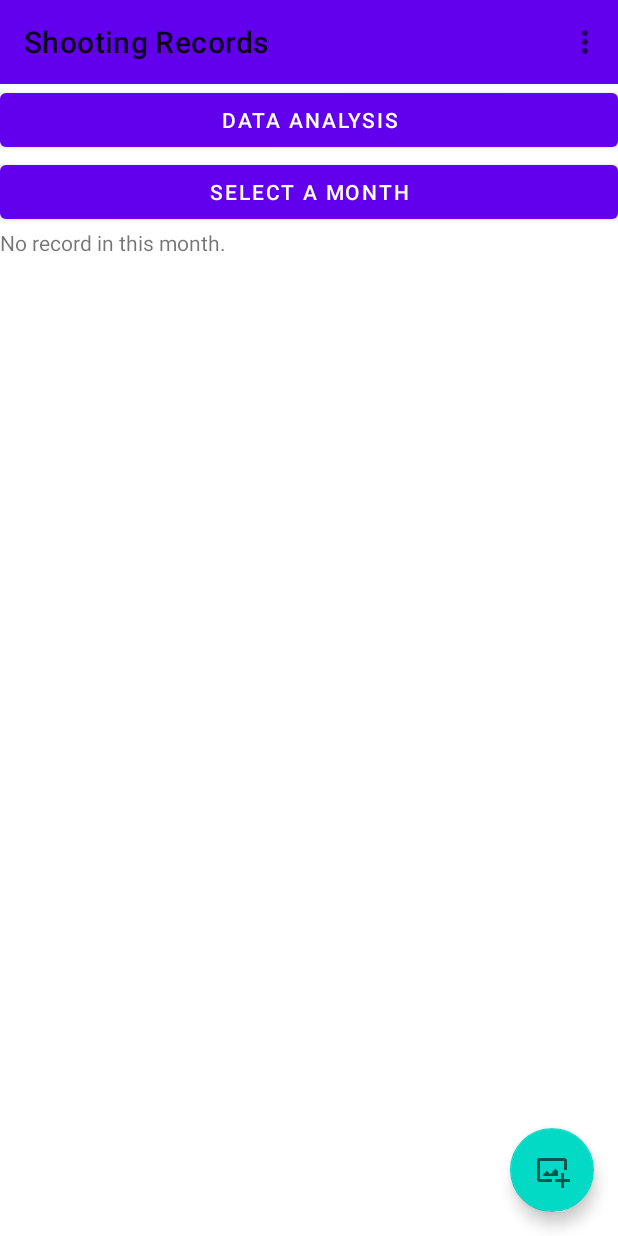
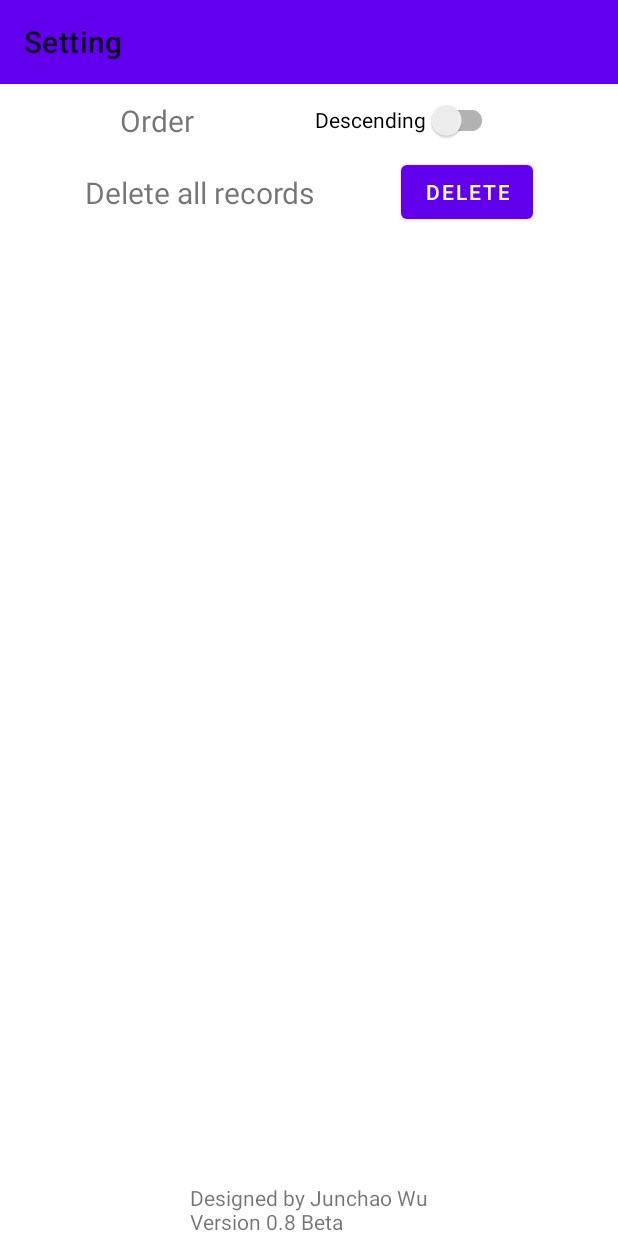
Before and after one commit to Wu-Junchao/TargetScanApp, an Android app: the screen it shows after launch (MainActivity before the commit, Setting after it), in the options menu, after a tap on "Settings", on a phone screen of 412 x 824 dp. Run offline under Robolectric (Android 15) with nearby library versions, the light colour scheme and no system bars; libraries missing offline, so code that uses them is left out: by.dzmitry_lakisau.month_year_picker_dialog.

Commit message:
add setting

```diff
--- a/app/src/main/java/com/example/targetscan/FillInformation.kt
+++ b/app/src/main/java/com/example/targetscan/FillInformation.kt
@@ -100,7 +100,7 @@ class FillInformation : AppCompatActivity() {
     }
      private fun initDateSelector(year:Int,month:Int,day:Int){
          val c = Calendar.getInstance()
-         c.set(2020,0,1)
+         c.set(2022,0,1)
          binding.dateInput.minDate= c.timeInMillis
          binding.dateInput.maxDate=Date().time
          if (year!=1111) {
--- a/app/src/main/java/com/example/targetscan/MainActivity.kt
+++ b/app/src/main/java/com/example/targetscan/MainActivity.kt
@@ -37,7 +37,10 @@ class MainActivity : AppCompatActivity() {
 
     override fun onOptionsItemSelected(item: MenuItem): Boolean {
         when (item.itemId){
-            R.id.settings -> Toast.makeText(this, "You click settings, TODO", Toast.LENGTH_SHORT).show()
+            R.id.settings -> {
+                val intent = Intent(this,Setting::class.java)
+                startActivity(intent)
+            }
         }
         return true
     }
@@ -102,6 +105,10 @@ class MainActivity : AppCompatActivity() {
 
         if (!access.contains("totalNum") ){
             editor.putInt("totalNum",0)
+            editor.apply()
+        }
+        if (!access.contains("ascendingOrder")){
+            editor.putBoolean("ascendingOrder",false)
             editor.apply()
         }
         calendar = Calendar.getInstance()
@@ -177,13 +184,19 @@ class MainActivity : AppCompatActivity() {
                         dateCorr[photo.slice(1..10)]=1
                     }
                 }
-
             }
         }
 
+
         binding.shootingHistory.isVisible = !dateCorr.isNullOrEmpty()
         binding.noRecordText.isVisible = dateCorr.isNullOrEmpty()
-        dateCorr= dateCorr.toSortedMap()
+        val access = getSharedPreferences("data", Context.MODE_PRIVATE)
+        if (!access.getBoolean("ascendingOrder",false)){
+            dateCorr= dateCorr.toSortedMap(reverseOrder())
+        }
+        else{
+            dateCorr= dateCorr.toSortedMap()
+        }
         dateRecord=ArrayList<DateRecord>()
         for (i in dateCorr.keys){
             dateRecord.add(DateRecord(i, androidx.appcompat.R.drawable.abc_ic_go_search_api_material,dateCorr[i]!!))
--- /dev/null
+++ b/app/src/main/java/com/example/targetscan/Setting.kt
@@ -0,0 +1,108 @@
+package com.example.targetscan
+
+import android.content.Context
+import android.content.DialogInterface
+import androidx.appcompat.app.AppCompatActivity
+import android.os.Bundle
+import android.widget.Toast
+import androidx.appcompat.app.AlertDialog
+import com.example.targetscan.databinding.ActivitySettingBinding
+import java.io.File
+
+class Setting : AppCompatActivity() {
+    private lateinit var binding: ActivitySettingBinding
+    private var ascendingOrder = false
+    override fun onCreate(savedInstanceState: Bundle?) {
+        super.onCreate(savedInstanceState)
+        binding = ActivitySettingBinding.inflate(layoutInflater)
+        setContentView(binding.root)
+
+        setSupportActionBar(binding.toolbar)
+        supportActionBar?.title = "Setting"
+
+        setOrderSwitch()
+        binding.deleteButton.setOnClickListener {
+            val alert: AlertDialog.Builder = AlertDialog.Builder(this)
+            alert.setTitle("Delete entry")
+            alert.setMessage("Are you sure you want to delete?")
+            alert.setPositiveButton(android.R.string.yes, object : DialogInterface.OnClickListener {
+                override fun onClick(dialog: DialogInterface?, which: Int) {
+                    deleteEverything()
+                }
+            })
+            alert.setNegativeButton(android.R.string.no,
+                DialogInterface.OnClickListener { dialog, which -> // close dialog
+                    dialog.cancel()
+                })
+            alert.show()
+        }
+    }
+
+    private fun setOrderSwitch(){
+        val access = getSharedPreferences("data", Context.MODE_PRIVATE)
+        ascendingOrder = access.getBoolean("ascendingOrder",false)
+
+        val toggle = binding.orderSwitch
+        toggle.isChecked=ascendingOrder
+        toggle.text = if (ascendingOrder){
+            "Ascending"
+        }else{
+            "Descending"
+        }
+        toggle.setOnCheckedChangeListener { _, isChecked ->
+            if (isChecked) {
+                // The toggle is enabled
+                ascendingOrder = true
+                toggle.text="Ascending"
+            } else {
+                // The toggle is disabled
+                ascendingOrder = false
+                toggle.text = "Descending"
+            }
+            val editor = access.edit()
+            editor.putBoolean("ascendingOrder",ascendingOrder)
+            editor.apply()
+        }
+    }
+
+    private fun deleteEverything(){
+        var photoList = externalCacheDir?.list()
+        val access = getSharedPreferences("data", Context.MODE_PRIVATE)
+        val editor = access.edit()
+        editor.putInt("totalNum",0)
+        editor.apply()
+        if (photoList.isNullOrEmpty()){
+            return
+        }
+        else{
+            for (photo in photoList){
+                // delete file
+                val outputImage = File(
+                    externalCacheDir,
+                    photo
+                )
+                if (outputImage.exists()) {
+                    outputImage.delete()
+                }
+
+                // delete database
+                val dbHelper = MyDatabaseHelper(this,"TargetScan.db",3)
+                val db = dbHelper.writableDatabase
+                val cursor = db.query("ShootingRecords",null,"filename = ?",
+                    arrayOf<String>(photo),null,null,null)
+                if (cursor.count>0){
+                    db.delete("ShootingRecords","filename = ?",arrayOf<String>(photo))
+                }
+                db.close()
+
+                // delete xml
+
+                val editor = access.edit()
+                editor.remove(photo)
+                editor.apply()
+            }
+        }
+        Toast.makeText(this, "All records has been deleted.", Toast.LENGTH_SHORT).show()
+        return
+    }
+}
--- a/app/src/main/res/layout/activity_main.xml
+++ b/app/src/main/res/layout/activity_main.xml
@@ -6,7 +6,7 @@
     android:layout_height="match_parent"
     tools:context=".MainActivity">
 
-    <LinearLayout
+    <androidx.appcompat.widget.LinearLayoutCompat
         android:layout_width="match_parent"
         android:layout_height="match_parent"
         android:orientation="vertical"
@@ -45,7 +45,7 @@
             android:text="No record in this month."/>
 
 
-    </LinearLayout>
+    </androidx.appcompat.widget.LinearLayoutCompat>
 
     <com.google.android.material.floatingactionbutton.FloatingActionButton
         android:layout_width="wrap_content"
--- /dev/null
+++ b/app/src/main/res/layout/activity_setting.xml
@@ -0,0 +1,97 @@
+<?xml version="1.0" encoding="utf-8"?>
+<androidx.constraintlayout.widget.ConstraintLayout xmlns:android="http://schemas.android.com/apk/res/android"
+    xmlns:app="http://schemas.android.com/apk/res-auto"
+    xmlns:tools="http://schemas.android.com/tools"
+    android:layout_width="match_parent"
+    android:layout_height="match_parent"
+    tools:context=".Setting">
+
+
+        <androidx.appcompat.widget.Toolbar
+            android:layout_width="match_parent"
+            android:layout_height="?attr/actionBarSize"
+            android:id="@+id/toolbar"
+            android:background="?colorPrimary"
+            app:layout_constraintTop_toTopOf="parent"
+            app:layout_constraintStart_toStartOf="parent"
+            app:layout_constraintEnd_toEndOf="parent"/>
+
+        <androidx.constraintlayout.widget.ConstraintLayout
+            android:layout_width="match_parent"
+            android:layout_height="wrap_content"
+            android:id="@+id/orderWrap"
+            app:layout_constraintTop_toBottomOf="@id/toolbar"
+            app:layout_constraintStart_toStartOf="parent"
+            app:layout_constraintEnd_toEndOf="parent">
+
+            <TextView
+                android:layout_width="wrap_content"
+                android:layout_height="wrap_content"
+                android:text="Order"
+                android:textSize="20dp"
+                android:id="@+id/orderText"
+                app:layout_constraintTop_toTopOf="parent"
+                app:layout_constraintBottom_toBottomOf="parent"
+                app:layout_constraintStart_toStartOf="parent"
+                app:layout_constraintEnd_toStartOf="@id/orderSwitch"/>
+            <androidx.appcompat.widget.SwitchCompat
+                android:layout_width="wrap_content"
+                android:layout_height="wrap_content"
+                android:id="@+id/orderSwitch"
+                android:text="Descending"
+                app:layout_constraintTop_toTopOf="parent"
+                app:layout_constraintBottom_toBottomOf="parent"
+                app:layout_constraintStart_toEndOf="@id/orderText"
+                app:layout_constraintEnd_toEndOf="parent"/>
+        </androidx.constraintlayout.widget.ConstraintLayout>
+
+        <androidx.constraintlayout.widget.ConstraintLayout
+            android:layout_width="match_parent"
+            android:layout_height="wrap_content"
+            android:id="@+id/deleteAllWrap"
+            app:layout_constraintTop_toBottomOf="@id/orderWrap"
+            app:layout_constraintStart_toStartOf="parent"
+            app:layout_constraintEnd_toEndOf="parent">
+
+            <TextView
+                android:layout_width="wrap_content"
+                android:layout_height="wrap_content"
+                android:text="Delete all records"
+                android:textSize="20dp"
+                android:id="@+id/deleteText"
+                app:layout_constraintTop_toTopOf="parent"
+                app:layout_constraintBottom_toBottomOf="parent"
+                app:layout_constraintStart_toStartOf="parent"
+                app:layout_constraintEnd_toStartOf="@id/deleteButton"/>
+            <Button
+                android:layout_width="wrap_content"
+                android:layout_height="wrap_content"
+                android:id="@+id/deleteButton"
+                android:text="Delete"
+                app:layout_constraintTop_toTopOf="parent"
+                app:layout_constraintBottom_toBottomOf="parent"
+                app:layout_constraintStart_toEndOf="@id/deleteText"
+                app:layout_constraintEnd_toEndOf="parent"/>
+        </androidx.constraintlayout.widget.ConstraintLayout>
+
+        <androidx.constraintlayout.widget.ConstraintLayout
+            android:layout_width="match_parent"
+            android:layout_height="wrap_content"
+            android:id="@+id/copyrightWrap"
+            app:layout_constraintBottom_toBottomOf="parent"
+            app:layout_constraintStart_toStartOf="parent"
+            app:layout_constraintEnd_toEndOf="parent"
+            >
+
+            <TextView
+                android:layout_width="wrap_content"
+                android:layout_height="wrap_content"
+                android:id="@+id/copyrightText"
+                android:text="Designed by Junchao Wu\nVersion 0.8 Beta"
+                app:layout_constraintTop_toTopOf="parent"
+                app:layout_constraintBottom_toBottomOf="parent"
+                app:layout_constraintStart_toStartOf="parent"
+                app:layout_constraintEnd_toEndOf="parent"/>
+        </androidx.constraintlayout.widget.ConstraintLayout>
+
+</androidx.constraintlayout.widget.ConstraintLayout>
```
Also changed, not shown: app/src/main/AndroidManifest.xml (+7 -1 lines), app/src/main/java/com/example/targetscan/DataDisplay.kt (+12 -10 lines), app/src/main/java/com/example/targetscan/MonthSelect.kt (+7 -1 lines), 1 other file.
